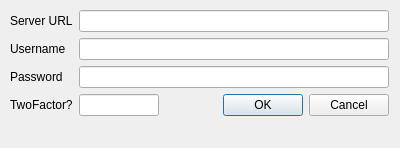
lightray22/andromeda-desktop-clients, file src/bin/andromeda-gui/qtgui/LoginDialog.ui: the form before one commit.
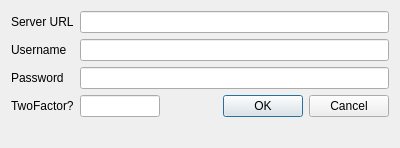
The form after the commit.

Diff of the .ui file:
```diff
--- a/src/bin/andromeda-gui/qtgui/LoginDialog.ui
+++ b/src/bin/andromeda-gui/qtgui/LoginDialog.ui
@@ -34,15 +34,6 @@
   <property name="windowTitle">
    <string>Add Account</string>
   </property>
-  <widget class="QWidget" name="formLayoutWidget">
-   <property name="geometry">
-    <rect>
-     <x>10</x>
-     <y>10</y>
-     <width>379</width>
-     <height>131</height>
-    </rect>
-   </property>
    <layout class="QFormLayout" name="formLayout">
     <item row="0" column="0">
      <widget class="QLabel" name="labelServerUrl">
@@ -126,7 +117,6 @@
      </widget>
     </item>
    </layout>
-  </widget>
  </widget>
  <tabstops>
   <tabstop>lineEditServerUrl</tabstop>
```
Left out of the diff: 2 changed lines with no effect on the pictures. Lines whose indentation alone changed are shown as unchanged.
